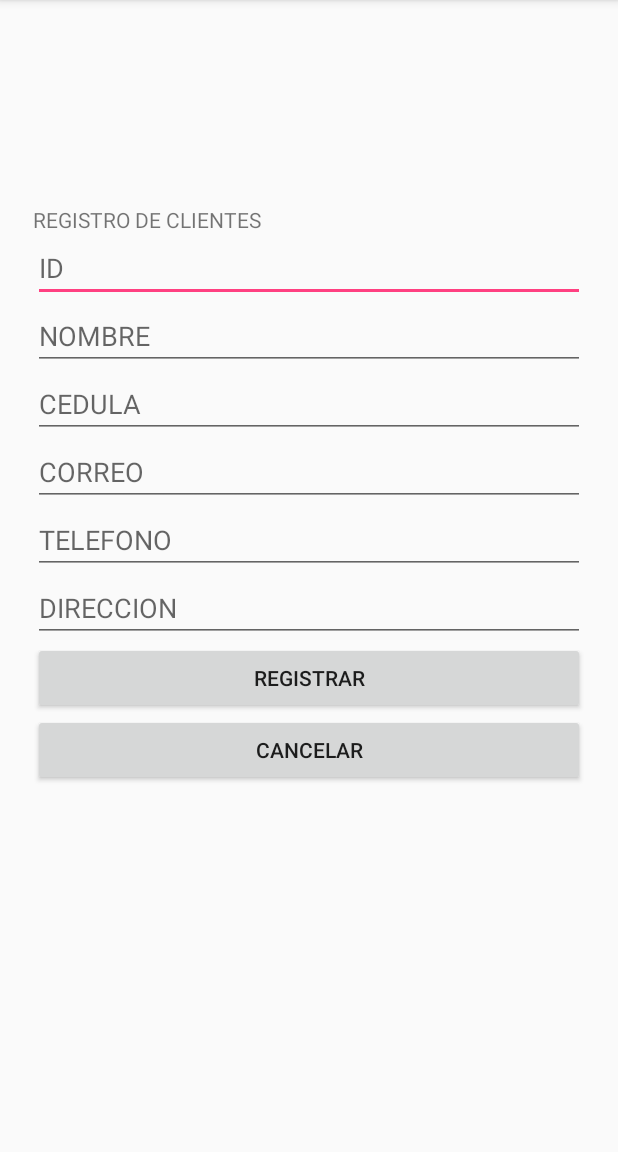
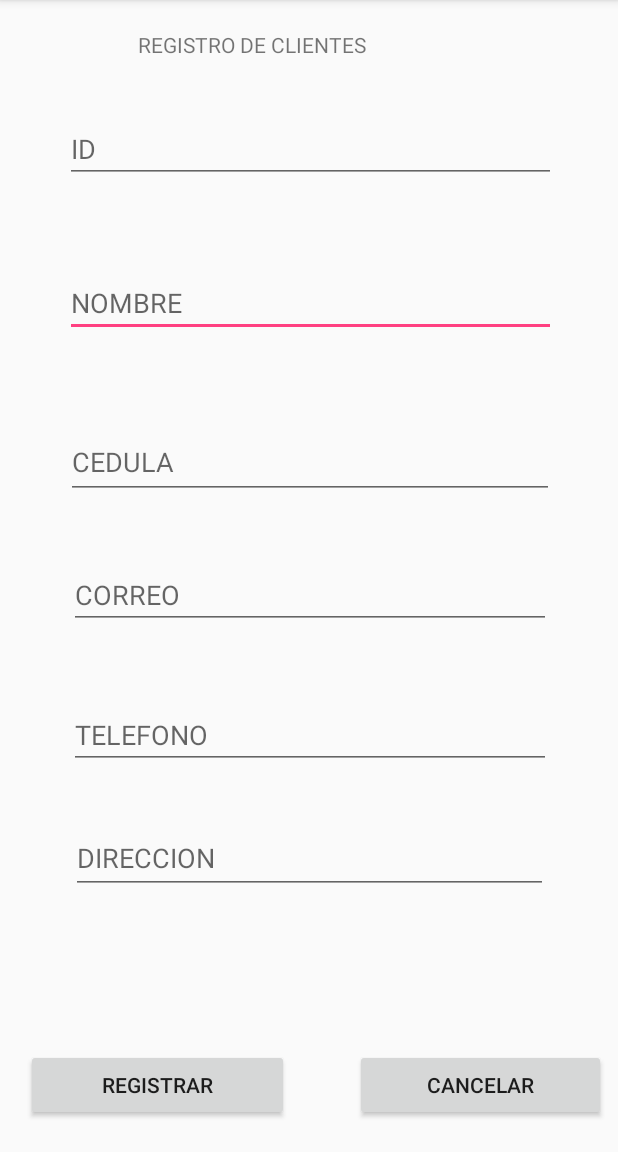
Before and after one commit to Briam94/Parcial1_DMoviles, an Android app: the RegistrarClientes screen opened directly, with no data from a screen before it, on a phone screen of 412 x 824 dp, the part 84-1236 px from its top. Run offline under Robolectric (Android 15) with nearby library versions, the phone set to English and light mode, and no system bars.

Commit message:
correcciones 2

```diff
--- a/app/src/main/res/layout/activity_registrar_clientes.xml
+++ b/app/src/main/res/layout/activity_registrar_clientes.xml
@@ -6,86 +6,176 @@
     android:layout_height="match_parent"
     tools:context=".RegistrarClientes">
 
-    <LinearLayout
-        android:layout_width="368dp"
-        android:layout_height="495dp"
+    <Button
+        android:id="@+id/botonCancelarCliente"
+        android:layout_width="167dp"
+        android:layout_height="wrap_content"
         android:layout_marginBottom="8dp"
         android:layout_marginEnd="8dp"
         android:layout_marginLeft="8dp"
         android:layout_marginRight="8dp"
         android:layout_marginStart="8dp"
         android:layout_marginTop="8dp"
-        android:orientation="vertical"
+        android:text="CANCELAR"
+        app:layout_constraintBottom_toBottomOf="parent"
+        app:layout_constraintEnd_toEndOf="parent"
+        app:layout_constraintHorizontal_bias="1.0"
+        app:layout_constraintStart_toStartOf="parent"
+        app:layout_constraintTop_toTopOf="parent"
+        app:layout_constraintVertical_bias="0.982" />
+
+    <EditText
+        android:id="@+id/nombreCliente"
+        android:layout_width="327dp"
+        android:layout_height="wrap_content"
+        android:layout_marginBottom="8dp"
+        android:layout_marginEnd="8dp"
+        android:layout_marginLeft="8dp"
+        android:layout_marginRight="8dp"
+        android:layout_marginStart="8dp"
+        android:layout_marginTop="8dp"
+        android:ems="10"
+        android:hint="NOMBRE"
+        android:inputType="textPersonName"
+        app:layout_constraintBottom_toBottomOf="parent"
+        app:layout_constraintEnd_toEndOf="parent"
+        app:layout_constraintHorizontal_bias="0.512"
+        app:layout_constraintStart_toStartOf="parent"
+        app:layout_constraintTop_toTopOf="parent"
+        app:layout_constraintVertical_bias="0.242" />
+
+    <EditText
+        android:id="@+id/direccionCliente"
+        android:layout_width="318dp"
+        android:layout_height="47dp"
+        android:layout_marginBottom="8dp"
+        android:layout_marginEnd="8dp"
+        android:layout_marginLeft="8dp"
+        android:layout_marginRight="8dp"
+        android:layout_marginStart="8dp"
+        android:layout_marginTop="8dp"
+        android:ems="10"
+        android:hint="DIRECCION"
+        android:inputType="textPersonName"
         app:layout_constraintBottom_toBottomOf="parent"
         app:layout_constraintEnd_toEndOf="parent"
         app:layout_constraintStart_toStartOf="parent"
-        app:layout_constraintTop_toTopOf="parent">
+        app:layout_constraintTop_toTopOf="parent"
+        app:layout_constraintVertical_bias="0.767" />
+
+    <EditText
+        android:id="@+id/idClienteRegistra"
+        android:layout_width="327dp"
+        android:layout_height="wrap_content"
+        android:layout_marginBottom="8dp"
+        android:layout_marginEnd="8dp"
+        android:layout_marginLeft="8dp"
+        android:layout_marginRight="8dp"
+        android:layout_marginStart="8dp"
+        android:layout_marginTop="8dp"
+        android:ems="10"
+        android:hint="ID"
+        android:inputType="textPersonName"
+        app:layout_constraintBottom_toBottomOf="parent"
+        app:layout_constraintEnd_toEndOf="parent"
+        app:layout_constraintHorizontal_bias="0.512"
+        app:layout_constraintStart_toStartOf="parent"
+        app:layout_constraintTop_toTopOf="parent"
+        app:layout_constraintVertical_bias="0.097" />
 
     <TextView
         android:id="@+id/textView3"
-            android:layout_width="match_parent"
-            android:layout_height="wrap_content"
-            android:text="REGISTRO DE CLIENTES" />
-
-        <EditText
-            android:id="@+id/idClienteRegistra"
-            android:layout_width="match_parent"
-            android:layout_height="wrap_content"
-            android:ems="10"
-            android:hint="ID"
-            android:inputType="textPersonName" />
-
-        <EditText
-            android:id="@+id/nombreCliente"
-            android:layout_width="match_parent"
-            android:layout_height="wrap_content"
-            android:ems="10"
-            android:hint="NOMBRE"
-            android:inputType="textPersonName" />
+        android:layout_width="228dp"
+        android:layout_height="29dp"
+        android:layout_marginBottom="8dp"
+        android:layout_marginEnd="8dp"
+        android:layout_marginLeft="8dp"
+        android:layout_marginRight="8dp"
+        android:layout_marginStart="8dp"
+        android:layout_marginTop="8dp"
+        android:text="REGISTRO DE CLIENTES"
+        app:layout_constraintBottom_toBottomOf="parent"
+        app:layout_constraintEnd_toEndOf="parent"
+        app:layout_constraintStart_toStartOf="parent"
+        app:layout_constraintTop_toTopOf="parent"
+        app:layout_constraintVertical_bias="0.017" />
 
     <EditText
         android:id="@+id/cedulaCliente"
-            android:layout_width="match_parent"
-            android:layout_height="wrap_content"
+        android:layout_width="325dp"
+        android:layout_height="49dp"
+        android:layout_marginBottom="8dp"
+        android:layout_marginEnd="8dp"
+        android:layout_marginLeft="8dp"
+        android:layout_marginRight="8dp"
+        android:layout_marginStart="8dp"
+        android:layout_marginTop="8dp"
         android:ems="10"
         android:hint="CEDULA"
-            android:inputType="number" />
+        android:inputType="number"
+        app:layout_constraintBottom_toBottomOf="parent"
+        app:layout_constraintEnd_toEndOf="parent"
+        app:layout_constraintHorizontal_bias="0.511"
+        app:layout_constraintStart_toStartOf="parent"
+        app:layout_constraintTop_toTopOf="parent"
+        app:layout_constraintVertical_bias="0.392" />
+
+    <Button
+        android:id="@+id/botonRegistrarCliente"
+        android:layout_width="175dp"
+        android:layout_height="wrap_content"
+        android:layout_marginBottom="8dp"
+        android:layout_marginEnd="8dp"
+        android:layout_marginLeft="8dp"
+        android:layout_marginRight="8dp"
+        android:layout_marginStart="8dp"
+        android:layout_marginTop="8dp"
+        android:text="REGISTRAR"
+        app:layout_constraintBottom_toBottomOf="parent"
+        app:layout_constraintEnd_toEndOf="parent"
+        app:layout_constraintHorizontal_bias="0.041"
+        app:layout_constraintStart_toStartOf="parent"
+        app:layout_constraintTop_toTopOf="parent"
+        app:layout_constraintVertical_bias="0.982" />
+
+    <EditText
+        android:id="@+id/telefonoCliente"
+        android:layout_width="321dp"
+        android:layout_height="wrap_content"
+        android:layout_marginBottom="8dp"
+        android:layout_marginEnd="8dp"
+        android:layout_marginLeft="8dp"
+        android:layout_marginRight="8dp"
+        android:layout_marginStart="8dp"
+        android:layout_marginTop="8dp"
+        android:ems="10"
+        android:hint="TELEFONO"
+        android:inputType="phone"
+        app:layout_constraintBottom_toBottomOf="parent"
+        app:layout_constraintEnd_toEndOf="parent"
+        app:layout_constraintHorizontal_bias="0.51"
+        app:layout_constraintStart_toStartOf="parent"
+        app:layout_constraintTop_toTopOf="parent"
+        app:layout_constraintVertical_bias="0.65" />
 
     <EditText
         android:id="@+id/correoCliente"
-            android:layout_width="match_parent"
+        android:layout_width="321dp"
         android:layout_height="wrap_content"
+        android:layout_marginBottom="8dp"
+        android:layout_marginEnd="8dp"
+        android:layout_marginLeft="8dp"
+        android:layout_marginRight="8dp"
+        android:layout_marginStart="8dp"
+        android:layout_marginTop="8dp"
         android:ems="10"
         android:hint="CORREO"
-            android:inputType="textPersonName" />
+        android:inputType="textPersonName"
+        app:layout_constraintBottom_toBottomOf="parent"
+        app:layout_constraintEnd_toEndOf="parent"
+        app:layout_constraintHorizontal_bias="0.509"
+        app:layout_constraintStart_toStartOf="parent"
+        app:layout_constraintTop_toTopOf="parent"
+        app:layout_constraintVertical_bias="0.518" />
 
-        <EditText
-            android:id="@+id/telefonoCliente"
-            android:layout_width="match_parent"
-            android:layout_height="wrap_content"
-            android:ems="10"
-            android:hint="TELEFONO"
-            android:inputType="phone" />
-
-        <EditText
-            android:id="@+id/direccionCliente"
-            android:layout_width="match_parent"
-            android:layout_height="wrap_content"
-            android:ems="10"
-            android:hint="DIRECCION"
-            android:inputType="textPersonName" />
-
-        <Button
-            android:id="@+id/botonRegistrarCliente"
-            android:layout_width="match_parent"
-            android:layout_height="wrap_content"
-            android:text="REGISTRAR" />
-
-        <Button
-            android:id="@+id/botonCancelarCliente"
-            android:layout_width="match_parent"
-            android:layout_height="wrap_content"
-            android:text="CANCELAR" />
-
-    </LinearLayout>
 </android.support.constraint.ConstraintLayout>
```
Lines whose indentation alone changed are shown as unchanged.
